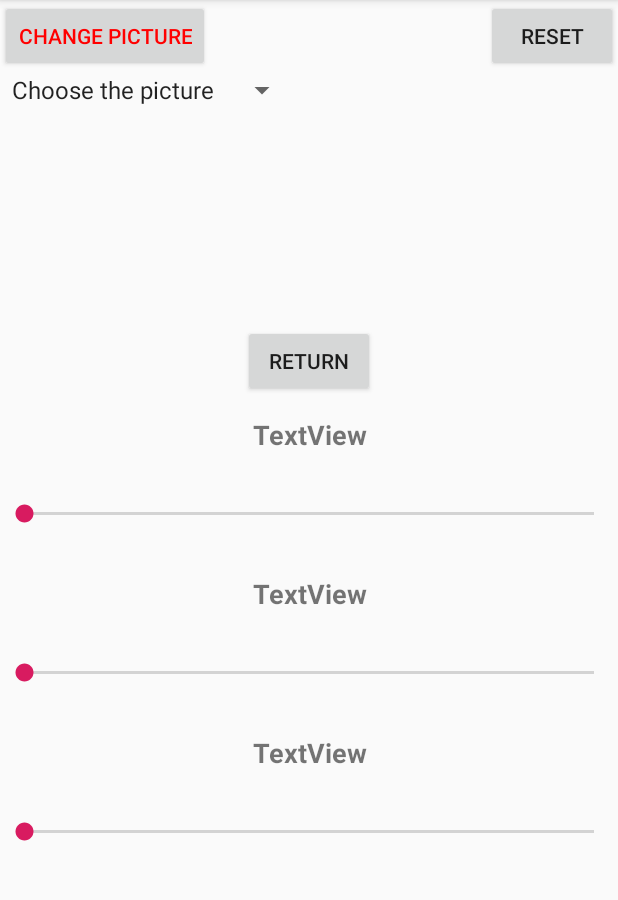
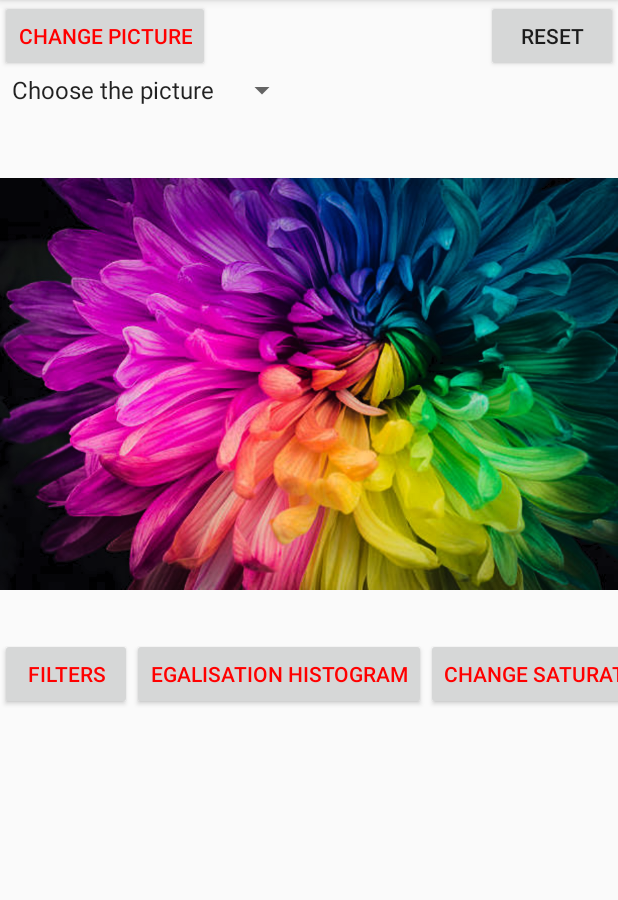
Before and after one commit to mustywzki/projettechL3Image, an Android app: the screen it shows after launch (MainActivity), after a tap on "EGALISATION HISTOGRAM", on a phone screen of 412 x 824 dp, the part 84-984 px from its top. Run offline under Robolectric (Android 15) with nearby library versions, the phone set to English and light mode, and no system bars; 2 other taps on this screen came first.

Commit message:
main functions working

```diff
--- a/app/src/main/java/com/mustywzki/projettechl3image/MainActivity.java
+++ b/app/src/main/java/com/mustywzki/projettechl3image/MainActivity.java
@@ -15,6 +15,7 @@ import android.widget.TextView;
 
 import com.mustywzki.projettechl3image.Algorithms.Contrast;
 import com.mustywzki.projettechl3image.Algorithms.Functions;
+import com.mustywzki.projettechl3image.Algorithms.Tools;
 
 public class MainActivity extends AppCompatActivity {
 
@@ -149,6 +150,9 @@ public class MainActivity extends AppCompatActivity {
         t1.setText(text1);
         t2.setText(text2);
         t3.setText(text3);
+
+        buttons_view.removeAllViews();
+        buttons_view.addView(slider_bars);
     }
 
     public void onClickAlgorithms(View v) {
@@ -164,6 +168,7 @@ public class MainActivity extends AppCompatActivity {
             case R.id.random_button:
                 currentAlgorithm = AlgorithmType.COLORIZE;
                 seekbars_load(true,"Hue",359,false,"",1,false, "",1);
+                bar1.setProgress((int) (Math.random() * 100));
                 break;
             case R.id.selected_color_button:
                 currentAlgorithm = AlgorithmType.COLOR_RANGE;
@@ -176,21 +181,15 @@ public class MainActivity extends AppCompatActivity {
                 break;
             case R.id.linear_transformation_button:
                 currentAlgorithm = AlgorithmType.DYNAMIC_EXTENSION;
-                seekbars_load(false,"",1,false,"",1,false,"",1);
                 break;
             case R.id.egalisation_histogram_button:
                 currentAlgorithm = AlgorithmType.HIST_EQUALIZER;
-                //seekbars_load(false,"",1,false,"",1,false,"",1);
                 break;
             case R.id.negative_button:
                 currentAlgorithm = AlgorithmType.NEGATIVE;
                 break;
         }
         applyProcessings();
-
-        // Change layout
-        buttons_view.removeAllViews();
-        buttons_view.addView(slider_bars);
     }
 
     public void applyProcessings(){
@@ -214,7 +213,7 @@ public class MainActivity extends AppCompatActivity {
                 break;
             case HIST_EQUALIZER:
                 processedBmp = currentBmp.copy(currentBmp.getConfig(),true);
-                //Functions.histogramEqualizer(Utils.getHistogram(processedBmp),processedBmp);
+                Contrast.histogramEqualizer(Tools.getHistogram(processedBmp),processedBmp);
                 break;
             case NEGATIVE:
                 processedBmp = currentBmp.copy(currentBmp.getConfig(), true);
--- a/app/src/main/res/layout/activity_main.xml
+++ b/app/src/main/res/layout/activity_main.xml
@@ -116,16 +116,14 @@
                         android:layout_width="wrap_content"
                         android:layout_height="wrap_content"
                         android:onClick="onClickAlgorithms"
-                        android:text="@string/selected_color_button"
-                        android:textColor="#FF0000" />
+                        android:text="@string/selected_color_button"/>
 
                     <Button
                         android:id="@+id/random_button"
                         android:layout_width="wrap_content"
                         android:layout_height="wrap_content"
                         android:onClick="onClickAlgorithms"
-                        android:text="@string/random_button"
-                        android:textColor="#FF0000" />
+                        android:text="@string/random_button"/>
 
                     <Button
                         android:id="@+id/negative_button"
```
